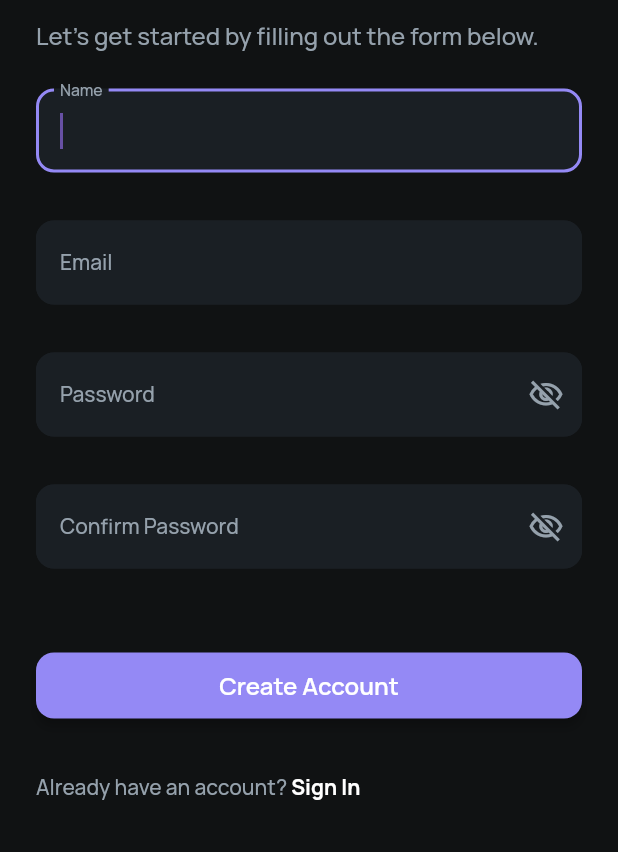
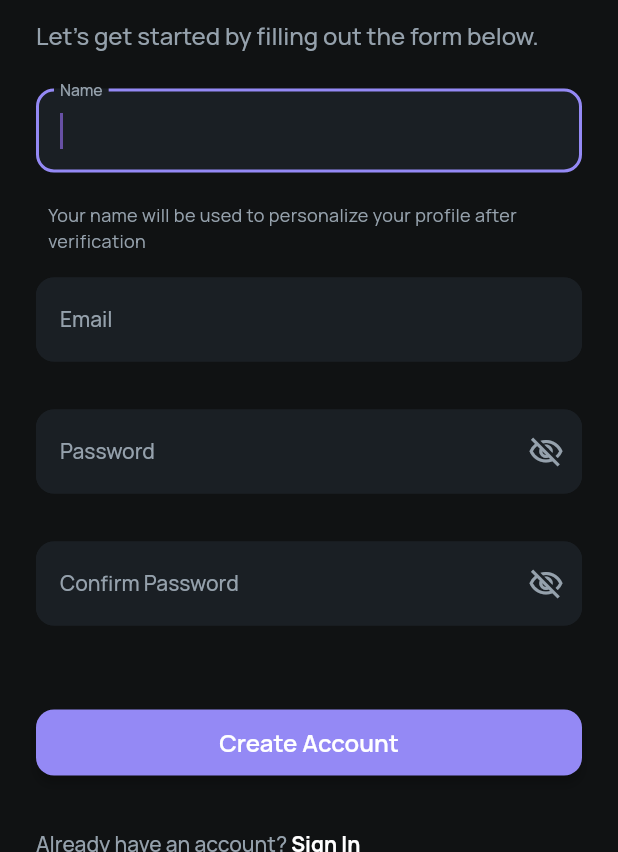
Before and after one commit to Flux-10/Flux-mobile, a Flutter app: the screen it shows after launch, on a phone screen of 412 x 824 dp, the part 384-1236 px from its top. Run offline on Flutter 3.47's test engine with Material 3 defaults, Android fonts, the phone set to English and light mode, and no system bars; our stand-ins replace equatable, flutter_bloc, flutter_screenutil, font_awesome_flutter, google_fonts, google_nav_bar and 2 more.

Commit message:
auth works

```diff
--- a/lib/core/models/auth_models.dart
+++ b/lib/core/models/auth_models.dart
@@ -6,22 +6,13 @@ part 'auth_models.g.dart';
 @JsonSerializable()
 class SignUpRequest {
   final String email;
-
-  @JsonKey(name: 'displayName')
-  final String username;
-
   final String password;
 
+  // Username is no longer part of the model as it's not expected by backend
   SignUpRequest({
     required this.email,
-    required this.username,
     required this.password,
-  }) {
-    // Validate username is not empty
-    if (username.isEmpty) {
-      throw ArgumentError('Username cannot be empty');
-    }
-  }
+  });
 
   Map<String, dynamic> toJson() => _$SignUpRequestToJson(this);
   factory SignUpRequest.fromJson(Map<String, dynamic> json) => _$SignUpRequestFromJson(json);
--- a/lib/features/Auth/Screen/SignUp.dart
+++ b/lib/features/Auth/Screen/SignUp.dart
@@ -203,10 +203,13 @@ class _SignUpPageState extends State<SignUpPage> {
                                             0.0, 0.0, 0.0, 16.0),
                                         child: SizedBox(
                                           width: double.infinity,
-                                          child: CustomTextFormField(
+                                          child: Column(
+                                            crossAxisAlignment: CrossAxisAlignment.start,
+                                            children: [
+                                              CustomTextFormField(
                                                 controller: _nameController,
                                                 focusNode: _nameFocus,
-                                            labelText: 'Name',
+                                                labelText: 'Name', // This is only stored locally, not sent to backend
                                                 keyboardType: TextInputType.name,
                                                 autofillHints: const [AutofillHints.name],
                                                 autofocus: true,
@@ -220,6 +223,19 @@ class _SignUpPageState extends State<SignUpPage> {
                                                   }
                                                   return null;
                                                 },
+                                              ),
+                                              Padding(
+                                                padding: const EdgeInsets.only(top: 4, left: 8),
+                                                child: Text(
+                                                  'Your name will be used to personalize your profile after verification',
+                                                  style: GoogleFonts.manrope(
+                                                    color: AppConstants.labelText,
+                                                    fontSize: 12.0,
+                                                    fontWeight: FontWeight.w400,
+                                                  ),
+                                                ),
+                                              ),
+                                            ],
                                           ),
                                         ),
                                       ),
--- a/lib/features/Auth/bloc/auth_event.dart
+++ b/lib/features/Auth/bloc/auth_event.dart
@@ -9,6 +9,7 @@ abstract class AuthEvent extends Equatable {
 
 class SignUpRequested extends AuthEvent {
   final String email;
+  // Username is stored for future use but not sent to backend during registration
   final String username;
   final String password;
 
--- a/lib/features/Auth/bloc/auth_state.dart
+++ b/lib/features/Auth/bloc/auth_state.dart
@@ -16,6 +16,7 @@ class AuthState extends Equatable {
   final String? token;
   final String? error;
   final String? email;
+  final String? username;
 
   const AuthState({
     this.status = AuthStatus.initial,
@@ -23,6 +24,7 @@ class AuthState extends Equatable {
     this.token,
     this.error,
     this.email,
+    this.username,
   });
 
   AuthState copyWith({
@@ -31,6 +33,7 @@ class AuthState extends Equatable {
     String? token,
     String? error,
     String? email,
+    String? username,
   }) {
     return AuthState(
       status: status ?? this.status,
@@ -38,11 +41,12 @@ class AuthState extends Equatable {
       token: token ?? this.token,
       error: error ?? this.error,
       email: email ?? this.email,
+      username: username ?? this.username,
     );
   }
 
   @override
-  List<Object?> get props => [status, user, token, error, email];
+  List<Object?> get props => [status, user, token, error, email, username];
 
   // Factory methods for common states
   factory AuthState.initial() => const AuthState(status: AuthStatus.initial);
@@ -60,9 +64,10 @@ class AuthState extends Equatable {
         error: error,
       );
 
-  factory AuthState.verificationRequired(String email) => AuthState(
+  factory AuthState.verificationRequired(String email, [String? username]) => AuthState(
         status: AuthStatus.verificationRequired,
         email: email,
+        username: username,
       );
 
   factory AuthState.error(String error) => AuthState(
--- a/pubspec.yaml
+++ b/pubspec.yaml
@@ -65,8 +65,8 @@ dependencies:
 dev_dependencies:
   flutter_test:
     sdk: flutter
-  build_runner:
-  json_serializable:
+  build_runner: ^2.4.15
+  json_serializable: ^6.9.4
 
   flutter_lints: ^4.0.0
 
```
Also changed, not shown: lib/core/repo/auth_repository.dart (+5 -13 lines), lib/features/Auth/bloc/auth_bloc.dart (+17 -7 lines), lib/core/models/auth_models.g.dart. Lines whose indentation alone changed are shown as unchanged.
